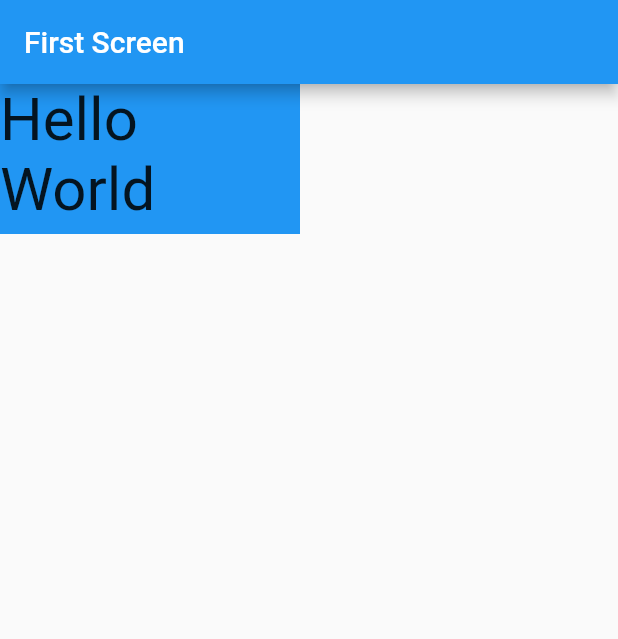
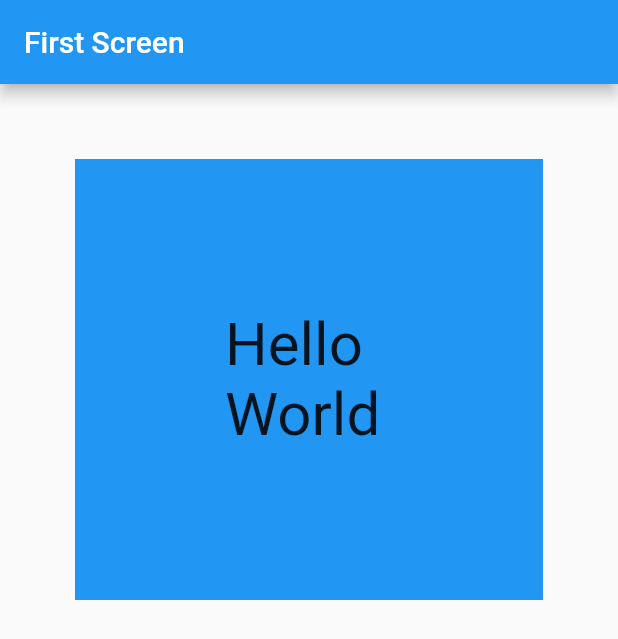
Before and after one commit to saifudinzezy/flutter-pemula, a Flutter app: the screen it shows after launch, on a phone screen of 412 x 824 dp. Shown: the top 639 px of the screen. Run offline on Flutter 3.47's test engine with Material 2 defaults, Android fonts, the phone set to English and light mode, and no system bars.

Commit message:
container padding and margin

```diff
--- a/lib/main.dart
+++ b/lib/main.dart
@@ -26,8 +26,8 @@ class FirstScreen extends StatelessWidget {
       body: Container(
         child: Text("Hello World", style: TextStyle(fontSize: 40.0),),
         color: Colors.blue,
-        width: 200,
-        height: 100,
+       padding: EdgeInsets.all(100),
+        margin: EdgeInsets.all(50),
       ),
     );
   }
```
